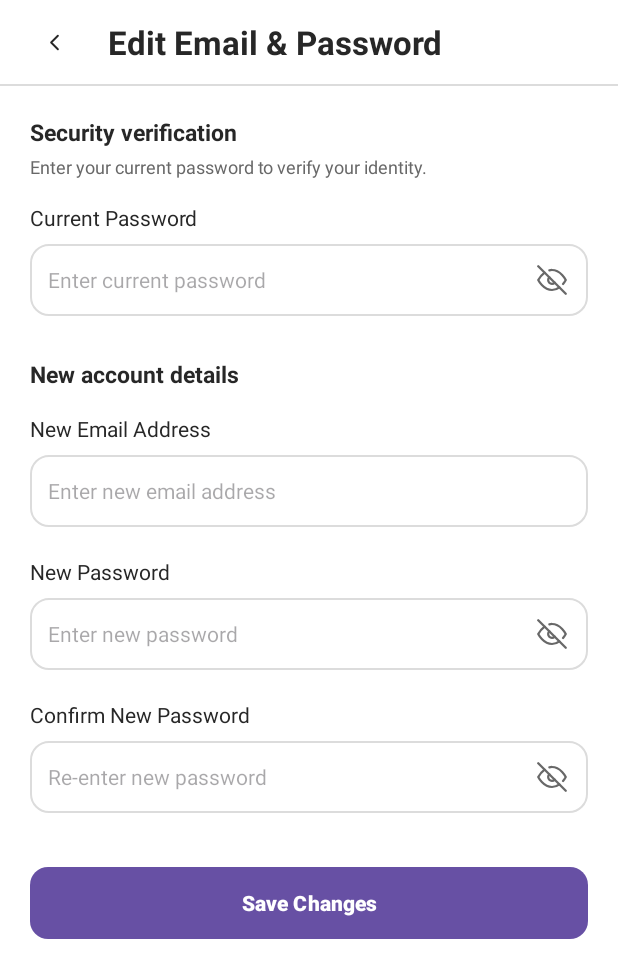
After one commit to Mobile-App-Dev-GP/Our-Court, an Android app: the EditEmailPasswordActivity screen opened directly, with no data from a screen before it, on a phone screen of 412 x 824 dp. The commit adds this screen. Shown: the top 978 px of the screen. Run offline under Robolectric (Android 15) with nearby library versions, the phone set to English and light mode, and no system bars.

Commit message:
feat: Implement Edit Email & Password screen with security verification and independent password visibility toggles

```diff
--- a/app/src/main/AndroidManifest.xml
+++ b/app/src/main/AndroidManifest.xml
@@ -25,6 +25,10 @@
             android:name=".CreatePostActivity"
             android:exported="false"
             android:windowSoftInputMode="adjustResize" />
+        <activity
+            android:name=".EditEmailPasswordActivity"
+            android:exported="false"
+            android:windowSoftInputMode="adjustResize" />
     </application>
 
 </manifest>
--- /dev/null
+++ b/app/src/main/java/com/example/ourcourt/EditEmailPasswordActivity.kt
@@ -0,0 +1,152 @@
+package com.example.ourcourt
+
+import android.content.Context
+import android.os.Bundle
+import android.text.method.HideReturnsTransformationMethod
+import android.text.method.PasswordTransformationMethod
+import android.util.Patterns
+import android.view.View
+import android.widget.Button
+import android.widget.EditText
+import android.widget.ImageButton
+import android.widget.TextView
+import android.widget.Toast
+import androidx.appcompat.app.AppCompatActivity
+
+class EditEmailPasswordActivity : AppCompatActivity() {
+
+    private lateinit var etCurrentPassword: EditText
+    private lateinit var etNewEmail: EditText
+    private lateinit var etNewPassword: EditText
+    private lateinit var etConfirmPassword: EditText
+
+    private lateinit var tvErrorCurrentPassword: TextView
+    private lateinit var tvErrorEmail: TextView
+    private lateinit var tvErrorNewPassword: TextView
+    private lateinit var tvErrorConfirmPassword: TextView
+
+    private var isCurrentPasswordVisible = false
+    private var isNewPasswordVisible = false
+    private var isConfirmPasswordVisible = false
+
+    override fun onCreate(savedInstanceState: Bundle?) {
+        super.onCreate(savedInstanceState)
+        setContentView(R.layout.activity_edit_email_password)
+
+        // Back button
+        findViewById<ImageButton>(R.id.btn_back).setOnClickListener {
+            finish()
+        }
+
+        // Initialize views
+        etCurrentPassword = findViewById(R.id.et_current_password)
+        etNewEmail = findViewById(R.id.et_new_email)
+        etNewPassword = findViewById(R.id.et_new_password)
+        etConfirmPassword = findViewById(R.id.et_confirm_password)
+
+        tvErrorCurrentPassword = findViewById(R.id.tv_error_current_password)
+        tvErrorEmail = findViewById(R.id.tv_error_email)
+        tvErrorNewPassword = findViewById(R.id.tv_error_new_password)
+        tvErrorConfirmPassword = findViewById(R.id.tv_error_confirm_password)
+
+        // Password visibility toggles
+        setupPasswordToggle(findViewById(R.id.btn_toggle_current_password), etCurrentPassword) { isCurrentPasswordVisible = it }
+        setupPasswordToggle(findViewById(R.id.btn_toggle_new_password), etNewPassword) { isNewPasswordVisible = it }
+        setupPasswordToggle(findViewById(R.id.btn_toggle_confirm_password), etConfirmPassword) { isConfirmPasswordVisible = it }
+
+        // Save Changes click listener
+        findViewById<Button>(R.id.btn_save_changes).setOnClickListener {
+            validateAndSave()
+        }
+    }
+
+    private fun setupPasswordToggle(toggleButton: ImageButton, editText: EditText, updateState: (Boolean) -> Unit) {
+        var visible = false
+        toggleButton.setOnClickListener {
+            visible = !visible
+            updateState(visible)
+            val selection = editText.selectionStart
+            if (visible) {
+                editText.transformationMethod = HideReturnsTransformationMethod.getInstance()
+                toggleButton.setImageResource(R.drawable.ic_eye)
+            } else {
+                editText.transformationMethod = PasswordTransformationMethod.getInstance()
+                toggleButton.setImageResource(R.drawable.ic_eye_off)
+            }
+            editText.setSelection(selection)
+        }
+    }
+
+    private fun validateAndSave() {
+        // Clear all errors
+        tvErrorCurrentPassword.visibility = View.GONE
+        tvErrorEmail.visibility = View.GONE
+        tvErrorNewPassword.visibility = View.GONE
+        tvErrorConfirmPassword.visibility = View.GONE
+
+        val currentPass = etCurrentPassword.text.toString()
+        val newEmail = etNewEmail.text.toString().trim()
+        val newPass = etNewPassword.text.toString()
+        val confirmPass = etConfirmPassword.text.toString()
+
+        var isValid = true
+
+        // 1. Current password required
+        if (currentPass.isEmpty()) {
+            tvErrorCurrentPassword.text = "Current password is required to verify identity"
+            tvErrorCurrentPassword.visibility = View.VISIBLE
+            isValid = false
+        }
+
+        // 2. Check if any change requested
+        if (newEmail.isEmpty() && newPass.isEmpty()) {
+            Toast.makeText(this, "Please enter a new email or new password to update", Toast.LENGTH_SHORT).show()
+            isValid = false
+        }
+
+        // 3. Validate email if supplied
+        if (newEmail.isNotEmpty() && !Patterns.EMAIL_ADDRESS.matcher(newEmail).matches()) {
+            tvErrorEmail.text = "Please enter a valid email address"
+            tvErrorEmail.visibility = View.VISIBLE
+            isValid = false
+        }
+
+        // 4. Validate new passwords if either is entered
+        if (newPass.isNotEmpty() || confirmPass.isNotEmpty()) {
+            if (newPass.length < 6) {
+                tvErrorNewPassword.text = "Password must be at least 6 characters"
+                tvErrorNewPassword.visibility = View.VISIBLE
+                isValid = false
+            } else if (newPass != confirmPass) {
+                tvErrorConfirmPassword.text = "Passwords do not match"
+                tvErrorConfirmPassword.visibility = View.VISIBLE
+                isValid = false
+            }
+        }
+
+        if (!isValid) return
+
+        // 5. Verify current password against stored preference
+        val prefs = getSharedPreferences("our_court_prefs", Context.MODE_PRIVATE)
+        val savedPassword = prefs.getString("account_password", "password123") ?: "password123"
+
+        if (currentPass != savedPassword) {
+            tvErrorCurrentPassword.text = "Incorrect current password"
+            tvErrorCurrentPassword.visibility = View.VISIBLE
+            return
+        }
+
+        // 6. Save changes
+        val editor = prefs.edit()
+        if (newEmail.isNotEmpty()) {
+            editor.putString("account_email", newEmail)
+        }
+        if (newPass.isNotEmpty()) {
+            editor.putString("account_password", newPass)
+        }
+        editor.apply()
+
+        Toast.makeText(this, "Credentials updated successfully", Toast.LENGTH_SHORT).show()
+        finish()
+    }
+}
--- a/app/src/main/java/com/example/ourcourt/SettingsFragment.kt
+++ b/app/src/main/java/com/example/ourcourt/SettingsFragment.kt
@@ -111,7 +111,8 @@ class SettingsFragment : Fragment() {
 
         // Account actions
         view.findViewById<LinearLayout>(R.id.row_edit_credential).setOnClickListener {
-            Toast.makeText(requireContext(), "Opening email & password management...", Toast.LENGTH_SHORT).show()
+            val intent = android.content.Intent(requireContext(), EditEmailPasswordActivity::class.java)
+            startActivity(intent)
         }
 
         view.findViewById<LinearLayout>(R.id.row_logout).setOnClickListener {
--- /dev/null
+++ b/app/src/main/res/drawable/bg_black_rounded_12dp.xml
@@ -0,0 +1,5 @@
+<shape xmlns:android="http://schemas.android.com/apk/res/android"
+    android:shape="rectangle">
+    <solid android:color="#000000"/>
+    <corners android:radius="12dp"/>
+</shape>
--- /dev/null
+++ b/app/src/main/res/drawable/ic_eye.xml
@@ -0,0 +1,18 @@
+<vector xmlns:android="http://schemas.android.com/apk/res/android"
+    android:width="20dp"
+    android:height="20dp"
+    android:viewportWidth="24"
+    android:viewportHeight="24">
+  <path
+      android:strokeColor="#686868"
+      android:strokeWidth="1.8"
+      android:strokeLineCap="round"
+      android:strokeLineJoin="round"
+      android:pathData="M1,12s4-8 11-8 11 8 11 8-4 8-11 8-11-8-11-8z"/>
+  <path
+      android:strokeColor="#686868"
+      android:strokeWidth="1.8"
+      android:strokeLineCap="round"
+      android:strokeLineJoin="round"
+      android:pathData="M12,15a3,3 0,1 0,0 -6,3 3,0 0,0 0,6z"/>
+</vector>
--- /dev/null
+++ b/app/src/main/res/drawable/ic_eye_off.xml
@@ -0,0 +1,18 @@
+<vector xmlns:android="http://schemas.android.com/apk/res/android"
+    android:width="20dp"
+    android:height="20dp"
+    android:viewportWidth="24"
+    android:viewportHeight="24">
+  <path
+      android:strokeColor="#686868"
+      android:strokeWidth="1.8"
+      android:strokeLineCap="round"
+      android:strokeLineJoin="round"
+      android:pathData="M17.94,17.94A10.07,10.07 0,0 1,12 20c-7,0 -11,-8 -11,-8a18.45,18.45 0,0 1,5.06 -5.94M9.9,4.24A9.12,9.12 0,0 1,12 4c7,0 11,8 11,8a18.5,18.5 0,0 1,-2.16 3.19m-6.72,-1.07a3,3 0,1 1,-4.24 -4.24"/>
+  <path
+      android:strokeColor="#686868"
+      android:strokeWidth="1.8"
+      android:strokeLineCap="round"
+      android:strokeLineJoin="round"
+      android:pathData="M1,1l22,22"/>
+</vector>
--- /dev/null
+++ b/app/src/main/res/layout/activity_edit_email_password.xml
@@ -0,0 +1,270 @@
+<?xml version="1.0" encoding="utf-8"?>
+<LinearLayout xmlns:android="http://schemas.android.com/apk/res/android"
+    android:layout_width="match_parent"
+    android:layout_height="match_parent"
+    android:background="#FFFFFF"
+    android:orientation="vertical"
+    android:fitsSystemWindows="true">
+
+    <!-- Top App Bar -->
+    <LinearLayout
+        android:layout_width="match_parent"
+        android:layout_height="56dp"
+        android:background="#FFFFFF"
+        android:gravity="center_vertical"
+        android:orientation="horizontal"
+        android:paddingHorizontal="12dp">
+
+        <ImageButton
+            android:id="@+id/btn_back"
+            android:layout_width="48dp"
+            android:layout_height="48dp"
+            android:background="?attr/selectableItemBackgroundBorderless"
+            android:contentDescription="Back"
+            android:scaleType="center"
+            android:src="@drawable/ic_chevron_left" />
+
+        <TextView
+            android:layout_width="wrap_content"
+            android:layout_height="wrap_content"
+            android:layout_marginStart="12dp"
+            android:text="Edit Email &amp; Password"
+            android:textColor="#272727"
+            android:textSize="22sp"
+            android:textStyle="bold" />
+
+    </LinearLayout>
+
+    <View
+        android:layout_width="match_parent"
+        android:layout_height="1dp"
+        android:background="#DCDCDC" />
+
+    <!-- Scrollable Form -->
+    <ScrollView
+        android:layout_width="match_parent"
+        android:layout_height="0dp"
+        android:layout_weight="1"
+        android:fillViewport="true">
+
+        <LinearLayout
+            android:layout_width="match_parent"
+            android:layout_height="wrap_content"
+            android:orientation="vertical"
+            android:paddingHorizontal="20dp"
+            android:paddingTop="20dp"
+            android:paddingBottom="40dp">
+
+            <!-- ================= SECURITY VERIFICATION SECTION ================= -->
+            <TextView
+                android:layout_width="wrap_content"
+                android:layout_height="wrap_content"
+                android:text="Security verification"
+                android:textColor="#272727"
+                android:textSize="15sp"
+                android:textStyle="bold" />
+
+            <TextView
+                android:layout_width="wrap_content"
+                android:layout_height="wrap_content"
+                android:layout_marginTop="4dp"
+                android:text="Enter your current password to verify your identity."
+                android:textColor="#686868"
+                android:textSize="12sp" />
+
+            <!-- Current Password Field -->
+            <TextView
+                android:layout_width="wrap_content"
+                android:layout_height="wrap_content"
+                android:layout_marginTop="16dp"
+                android:text="Current Password"
+                android:textColor="#272727"
+                android:textSize="14sp" />
+
+            <FrameLayout
+                android:layout_width="match_parent"
+                android:layout_height="48dp"
+                android:layout_marginTop="8dp">
+
+                <EditText
+                    android:id="@+id/et_current_password"
+                    android:layout_width="match_parent"
+                    android:layout_height="match_parent"
+                    android:autofillHints="password"
+                    android:background="@drawable/bg_settings_card"
+                    android:hint="Enter current password"
+                    android:inputType="textPassword"
+                    android:paddingHorizontal="12dp"
+                    android:paddingEnd="48dp"
+                    android:textColor="#272727"
+                    android:textSize="14sp" />
+
+                <ImageButton
+                    android:id="@+id/btn_toggle_current_password"
+                    android:layout_width="48dp"
+                    android:layout_height="48dp"
+                    android:layout_gravity="end|center_vertical"
+                    android:background="?attr/selectableItemBackgroundBorderless"
+                    android:contentDescription="Toggle Password Visibility"
+                    android:src="@drawable/ic_eye_off" />
+            </FrameLayout>
+
+            <TextView
+                android:id="@+id/tv_error_current_password"
+                android:layout_width="wrap_content"
+                android:layout_height="wrap_content"
+                android:layout_marginTop="4dp"
+                android:textColor="#9C5050"
+                android:textSize="12sp"
+                android:visibility="gone" />
+
+            <!-- ================= NEW ACCOUNT DETAILS SECTION ================= -->
+            <TextView
+                android:layout_width="wrap_content"
+                android:layout_height="wrap_content"
+                android:layout_marginTop="28dp"
+                android:text="New account details"
+                android:textColor="#272727"
+                android:textSize="15sp"
+                android:textStyle="bold" />
+
+            <!-- New Email Address -->
+            <TextView
+                android:layout_width="wrap_content"
+                android:layout_height="wrap_content"
+                android:layout_marginTop="16dp"
+                android:text="New Email Address"
+                android:textColor="#272727"
+                android:textSize="14sp" />
+
+            <EditText
+                android:id="@+id/et_new_email"
+                android:layout_width="match_parent"
+                android:layout_height="48dp"
+                android:layout_marginTop="8dp"
+                android:autofillHints="emailAddress"
+                android:background="@drawable/bg_settings_card"
+                android:hint="Enter new email address"
+                android:inputType="textEmailAddress"
+                android:paddingHorizontal="12dp"
+                android:textColor="#272727"
+                android:textSize="14sp" />
+
+            <TextView
+                android:id="@+id/tv_error_email"
+                android:layout_width="wrap_content"
+                android:layout_height="wrap_content"
+                android:layout_marginTop="4dp"
+                android:textColor="#9C5050"
+                android:textSize="12sp"
+                android:visibility="gone" />
+
+            <!-- New Password -->
+            <TextView
+                android:layout_width="wrap_content"
+                android:layout_height="wrap_content"
+                android:layout_marginTop="20dp"
+                android:text="New Password"
+                android:textColor="#272727"
+                android:textSize="14sp" />
+
+            <FrameLayout
+                android:layout_width="match_parent"
+                android:layout_height="48dp"
+                android:layout_marginTop="8dp">
+
+                <EditText
+                    android:id="@+id/et_new_password"
+                    android:layout_width="match_parent"
+                    android:layout_height="match_parent"
+                    android:autofillHints="newPassword"
+                    android:background="@drawable/bg_settings_card"
+                    android:hint="Enter new password"
+                    android:inputType="textPassword"
+                    android:paddingHorizontal="12dp"
+                    android:paddingEnd="48dp"
+                    android:textColor="#272727"
+                    android:textSize="14sp" />
+
+                <ImageButton
+                    android:id="@+id/btn_toggle_new_password"
+                    android:layout_width="48dp"
+                    android:layout_height="48dp"
+                    android:layout_gravity="end|center_vertical"
+                    android:background="?attr/selectableItemBackgroundBorderless"
+                    android:contentDescription="Toggle Password Visibility"
+                    android:src="@drawable/ic_eye_off" />
+            </FrameLayout>
+
+            <TextView
+                android:id="@+id/tv_error_new_password"
+                android:layout_width="wrap_content"
+                android:layout_height="wrap_content"
+                android:layout_marginTop="4dp"
+                android:textColor="#9C5050"
+                android:textSize="12sp"
+                android:visibility="gone" />
+
+            <!-- Confirm New Password -->
+            <TextView
+                android:layout_width="wrap_content"
+                android:layout_height="wrap_content"
+                android:layout_marginTop="20dp"
+                android:text="Confirm New Password"
+                android:textColor="#272727"
+                android:textSize="14sp" />
+
+            <FrameLayout
+                android:layout_width="match_parent"
+                android:layout_height="48dp"
+                android:layout_marginTop="8dp">
+
+                <EditText
+                    android:id="@+id/et_confirm_password"
+                    android:layout_width="match_parent"
+                    android:layout_height="match_parent"
+                    android:autofillHints="newPassword"
+                    android:background="@drawable/bg_settings_card"
+                    android:hint="Re-enter new password"
+                    android:inputType="textPassword"
+                    android:paddingHorizontal="12dp"
+                    android:paddingEnd="48dp"
+                    android:textColor="#272727"
+                    android:textSize="14sp" />
+
+                <ImageButton
+                    android:id="@+id/btn_toggle_confirm_password"
+                    android:layout_width="48dp"
+                    android:layout_height="48dp"
+                    android:layout_gravity="end|center_vertical"
+                    android:background="?attr/selectableItemBackgroundBorderless"
+                    android:contentDescription="Toggle Password Visibility"
+                    android:src="@drawable/ic_eye_off" />
+            </FrameLayout>
+
+            <TextView
+                android:id="@+id/tv_error_confirm_password"
+                android:layout_width="wrap_content"
+                android:layout_height="wrap_content"
+                android:layout_marginTop="4dp"
+                android:textColor="#9C5050"
+                android:textSize="12sp"
+                android:visibility="gone" />
+
+            <!-- Save Changes Button -->
+            <Button
+                android:id="@+id/btn_save_changes"
+                android:layout_width="match_parent"
+                android:layout_height="48dp"
+                android:layout_marginTop="36dp"
+                android:background="@drawable/bg_black_rounded_12dp"
+                android:text="Save Changes"
+                android:textAllCaps="false"
+                android:textColor="#FFFFFF"
+                android:textSize="14sp"
+                android:textStyle="bold" />
+
+        </LinearLayout>
+    </ScrollView>
+
+</LinearLayout>
```
